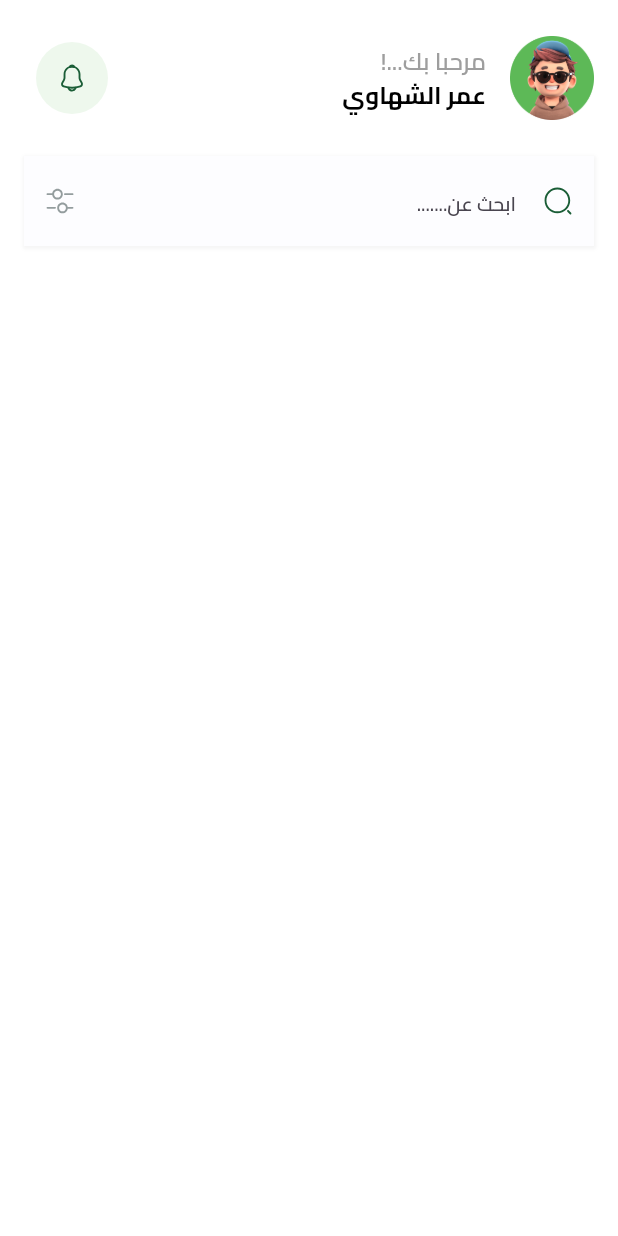
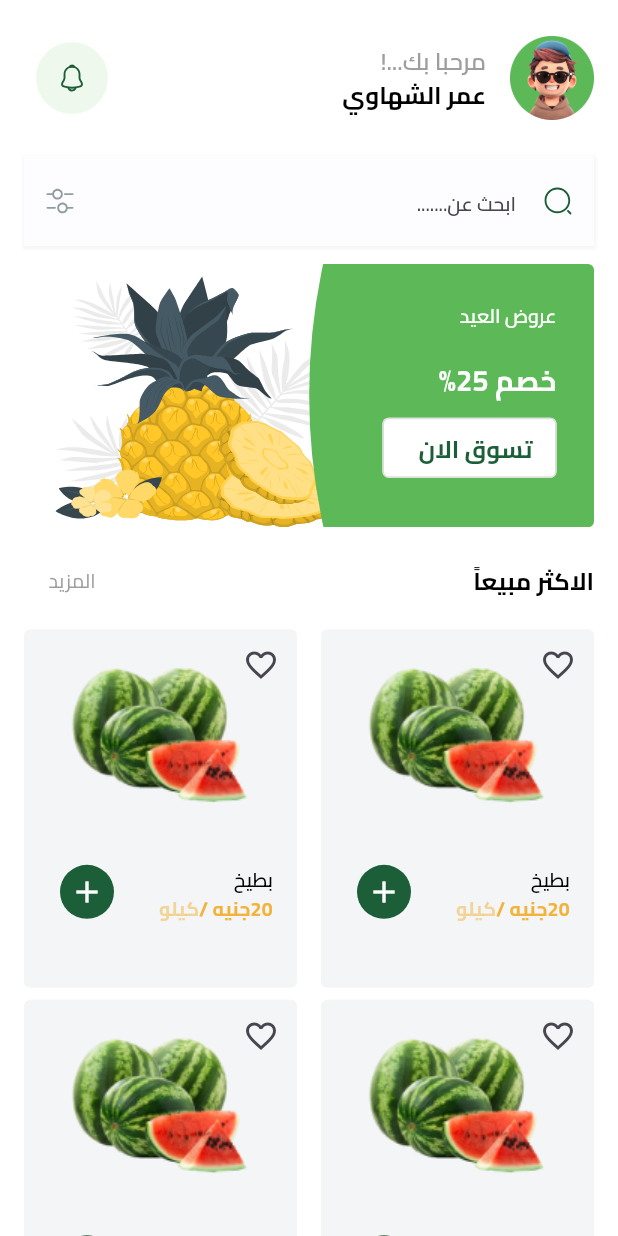
Before and after one commit to omarelshahawy00/Fresh-Fruity, a Flutter app: the HomeScreen screen opened by its route, on a phone screen of 412 x 824 dp. Run offline on Flutter 3.47's test engine with Material 3 defaults, Android fonts, the phone set to English and light mode, and no system bars; our stand-ins replace bloc, cloud_firestore, dartz, dots_indicator, firebase_auth, firebase_core and 7 more; missing offline and left inert: flutter_facebook_auth; accounts and stored records are empty.

Commit message:
Add home screen components; implement OffersListview, FruitsGridView, and BestSellingHeader, and update HomeScreenBody for layout adjustments

```diff
--- a/lib/core/theming/colors.dart
+++ b/lib/core/theming/colors.dart
@@ -12,4 +12,6 @@ class ColorsManager {
   static const Color mainGreen = Color(0xff1b5e37);
   static const Color mainLighterGreen = Color(0xff2d9f5d);
   static const Color LightText = Color(0xff949d9e);
+  static const Color lightMintGreen = Color(0xfff3f5f7);
+  static const Color orange = Color(0xfff3b33a);
 }
--- a/lib/core/theming/styles.dart
+++ b/lib/core/theming/styles.dart
@@ -11,6 +11,11 @@ class TextStyles {
     fontFamily: 'Cairo',
     fontSize: 13.0,
     fontWeight: FontWeight.w600,
+  );
+  static const TextStyle size13Weight400 = TextStyle(
+    fontFamily: 'Cairo',
+    fontSize: 13.0,
+    fontWeight: FontWeight.w400,
   );
   static const TextStyle size13Weight700 = TextStyle(
     fontFamily: 'Cairo',
--- a/lib/core/utils/const_images.dart
+++ b/lib/core/utils/const_images.dart
@@ -15,4 +15,10 @@ class ConstImages {
   static const String notificationIcon = 'assets/images/home_images/notfi.svg';
   static const String filter = 'assets/images/home_images/filter.svg';
   static const String search = 'assets/images/home_images/search.svg';
+
+  static const String watermelon11 =
+      'assets/images/home_images/watermelon11.png';
+
+  static const String ellipsOffers =
+      'assets/images/home_images/Ellipse_offers.svg';
 }
--- a/lib/core/widgets/app_text_button.dart
+++ b/lib/core/widgets/app_text_button.dart
@@ -57,10 +57,12 @@ class AppTextButton extends StatelessWidget {
             vertical: VisualDensity.minimumDensity,
           ),
           leading: leadingIcon,
-          title: Text(
-            buttonText,
-            textAlign: TextAlign.center,
-            style: textStyle ?? TextStyles.size16Weight700,
+          title: FittedBox(
+            child: Text(
+              buttonText,
+              textAlign: TextAlign.center,
+              style: textStyle ?? TextStyles.size16Weight700,
+            ),
           ),
         ));
   }
--- /dev/null
+++ b/lib/features/home/ui/screens/widgets/best_selling_header.dart
@@ -0,0 +1,26 @@
+import 'package:ecommerce_app/core/theming/styles.dart';
+import 'package:flutter/material.dart';
+
+class BestSellingHeader extends StatelessWidget {
+  const BestSellingHeader({super.key});
+
+  @override
+  Widget build(BuildContext context) {
+    return Row(
+      children: [
+        Text(
+          'الاكثر مبيعاً',
+          style: TextStyles.size16Weight700.copyWith(color: Colors.black),
+        ),
+        const Spacer(),
+        TextButton(
+          onPressed: () {},
+          child: Text(
+            'المزيد',
+            style: TextStyles.size13Weight400.copyWith(color: Colors.grey),
+          ),
+        ),
+      ],
+    );
+  }
+}
--- /dev/null
+++ b/lib/features/home/ui/screens/widgets/fruit_card_item.dart
@@ -0,0 +1,75 @@
+import 'package:ecommerce_app/core/theming/colors.dart';
+import 'package:ecommerce_app/core/theming/styles.dart';
+import 'package:ecommerce_app/core/utils/const_images.dart';
+import 'package:flutter/material.dart';
+
+class FruitCardItem extends StatelessWidget {
+  const FruitCardItem({super.key});
+
+  @override
+  Widget build(BuildContext context) {
+    return Container(
+      decoration: BoxDecoration(
+        color: ColorsManager.lightMintGreen,
+        borderRadius: BorderRadius.circular(4),
+      ),
+      child: Stack(
+        children: [
+          Positioned(
+            child: IconButton(
+              onPressed: () {},
+              icon: Icon(Icons.favorite_border_outlined),
+            ),
+          ),
+          Positioned.fill(
+            child: Column(
+              children: [
+                SizedBox(
+                  height: 20,
+                ),
+                Image.asset(
+                  ConstImages.watermelon11,
+                ),
+                SizedBox(
+                  height: 20,
+                ),
+                ListTile(
+                  title: Text(
+                    'بطيخ',
+                    style: TextStyles.size13Weight600.copyWith(
+                      color: Colors.black,
+                    ),
+                  ),
+                  subtitle: Text.rich(
+                    TextSpan(
+                      text: '20جنيه /',
+                      style: TextStyles.size13Weight700.copyWith(
+                        color: ColorsManager.orange,
+                      ),
+                      children: [
+                        TextSpan(
+                          text: 'كيلو',
+                          style: TextStyles.size13Weight700.copyWith(
+                            color: ColorsManager.orange.withValues(alpha: .5),
+                          ),
+                        ),
+                      ],
+                    ),
+                  ),
+                  trailing: CircleAvatar(
+                    radius: 18,
+                    backgroundColor: ColorsManager.mainGreen,
+                    child: Icon(
+                      Icons.add,
+                      color: Colors.white,
+                    ),
+                  ),
+                ),
+              ],
+            ),
+          ),
+        ],
+      ),
+    );
+  }
+}
--- /dev/null
+++ b/lib/features/home/ui/screens/widgets/fruits_grid_view.dart
@@ -0,0 +1,22 @@
+import 'package:ecommerce_app/features/home/ui/screens/widgets/fruit_card_item.dart';
+import 'package:flutter/material.dart';
+
+class FruitsGridView extends StatelessWidget {
+  const FruitsGridView({super.key});
+
+  @override
+  Widget build(BuildContext context) {
+    return SliverGrid.builder(
+      itemCount: 10,
+      gridDelegate: const SliverGridDelegateWithFixedCrossAxisCount(
+        crossAxisCount: 2,
+        crossAxisSpacing: 16,
+        mainAxisSpacing: 8,
+        childAspectRatio: 163 / 214,
+      ),
+      itemBuilder: (context, index) {
+        return const FruitCardItem();
+      },
+    );
+  }
+}
--- a/lib/features/home/ui/screens/widgets/home_screen_body.dart
+++ b/lib/features/home/ui/screens/widgets/home_screen_body.dart
@@ -1,5 +1,8 @@
+import 'package:ecommerce_app/features/home/ui/screens/widgets/best_selling_header.dart';
 import 'package:ecommerce_app/features/home/ui/screens/widgets/custom_home_appbar.dart';
+import 'package:ecommerce_app/features/home/ui/screens/widgets/fruits_grid_view.dart';
 import 'package:ecommerce_app/features/home/ui/screens/widgets/home_search_field.dart';
+import 'package:ecommerce_app/features/home/ui/screens/widgets/offers_listview.dart';
 import 'package:flutter/material.dart';
 
 class HomeScreenBody extends StatelessWidget {
@@ -10,6 +13,7 @@ class HomeScreenBody extends StatelessWidget {
     return Padding(
       padding: const EdgeInsets.only(top: 16),
       child: CustomScrollView(
+        physics: const BouncingScrollPhysics(),
         slivers: [
           SliverToBoxAdapter(
             child: Column(
@@ -20,8 +24,20 @@ class HomeScreenBody extends StatelessWidget {
                   padding: const EdgeInsets.symmetric(horizontal: 16),
                   child: HomeSearchField(),
                 ),
+                SizedBox(height: 12),
+                OffersListview(),
+                SizedBox(height: 12),
+                Padding(
+                  padding: const EdgeInsets.symmetric(horizontal: 16),
+                  child: BestSellingHeader(),
+                ),
+                SizedBox(height: 8),
               ],
             ),
+          ),
+          SliverPadding(
+            padding: const EdgeInsets.symmetric(horizontal: 16),
+            sliver: FruitsGridView(),
           ),
         ],
       ),
--- /dev/null
+++ b/lib/features/home/ui/screens/widgets/offers_item.dart
@@ -0,0 +1,93 @@
+import 'package:ecommerce_app/core/theming/colors.dart';
+import 'package:ecommerce_app/core/theming/styles.dart';
+import 'package:ecommerce_app/core/utils/const_images.dart';
+import 'package:flutter/material.dart';
+import 'package:flutter_svg/svg.dart';
+import 'package:flutter_svg_provider/flutter_svg_provider.dart' as svg;
+
+import '../../../../../core/widgets/app_text_button.dart';
+
+class OffersItem extends StatelessWidget {
+  const OffersItem({super.key});
+
+  @override
+  Widget build(BuildContext context) {
+    var itemWidth = MediaQuery.of(context).size.width - 32;
+    return Container(
+      width: itemWidth,
+      decoration: BoxDecoration(
+        borderRadius: BorderRadius.circular(4),
+      ),
+      child: AspectRatio(
+        aspectRatio: 342 / 158,
+        child: Stack(
+          children: [
+            Positioned(
+              left: 0,
+              bottom: 0,
+              top: 0,
+              right: itemWidth * .4,
+              child: SvgPicture.asset(
+                ConstImages.onboardingCenterIcon2,
+                fit: BoxFit.fill,
+              ),
+            ),
+            Container(
+              width: itemWidth * .5,
+              decoration: BoxDecoration(
+                image: DecorationImage(
+                  image: svg.Svg(
+                    ConstImages.ellipsOffers,
+                  ),
+                  fit: BoxFit.fill,
+                ),
+                borderRadius: BorderRadius.circular(4),
+              ),
+              child: Padding(
+                padding: const EdgeInsets.only(right: 25),
+                child: Column(
+                  crossAxisAlignment: CrossAxisAlignment.start,
+                  children: [
+                    SizedBox(
+                      height: 25,
+                    ),
+                    Text(
+                      'عروض العيد',
+                      style: TextStyles.size13Weight600
+                          .copyWith(color: Colors.white),
+                    ),
+                    Spacer(),
+                    Text(
+                      'خصم 25%',
+                      style: TextStyles.size19Weight700
+                          .copyWith(color: Colors.white),
+                    ),
+                    SizedBox(
+                      height: 8,
+                    ),
+                    Positioned(
+                      child: AppTextButton(
+                        onPressed: () {},
+                        buttonText: 'تسوق الان',
+                        textStyle: TextStyles.size13Weight700.copyWith(
+                          color: ColorsManager.mainGreen,
+                        ),
+                        buttonWidth: 116,
+                        buttonHeight: 32,
+                        borderRadius: BorderRadius.circular(4),
+                        backgroundColor: Colors.white,
+                      ),
+                    ),
+                    SizedBox(
+                      height: 29,
+                    ),
+                  ],
+                ),
+              ),
+            ),
+          ],
+        ),
+      ),
+    );
+  }
+}
--- /dev/null
+++ b/lib/features/home/ui/screens/widgets/offers_listview.dart
@@ -0,0 +1,22 @@
+import 'package:ecommerce_app/features/home/ui/screens/widgets/offers_item.dart';
+import 'package:flutter/material.dart';
+
+class OffersListview extends StatelessWidget {
+  const OffersListview({super.key});
+
+  @override
+  Widget build(BuildContext context) {
+    return SingleChildScrollView(
+      scrollDirection: Axis.horizontal,
+      child: Row(
+        children: List.generate(
+          4,
+          (index) => Padding(
+            padding: const EdgeInsets.symmetric(horizontal: 16),
+            child: OffersItem(),
+          ),
+        ),
+      ),
+    );
+  }
+}
--- a/pubspec.yaml
+++ b/pubspec.yaml
@@ -42,6 +42,7 @@ dependencies:
   flutter_localizations:
     sdk: flutter
   flutter_svg: ^2.0.17
+  flutter_svg_provider: ^1.0.7
   get_it: ^8.0.3
   google_sign_in: ^6.2.2
   modal_progress_hud_nsn: ^0.5.1
```
Also changed, not shown: assets/images/home_images/Ellipse_offers.svg (added), assets/images/home_images/watermelon.svg (added), assets/images/home_images/watermelon1.png (added), assets/images/home_images/watermelon11.png (added), pubspec.lock.
